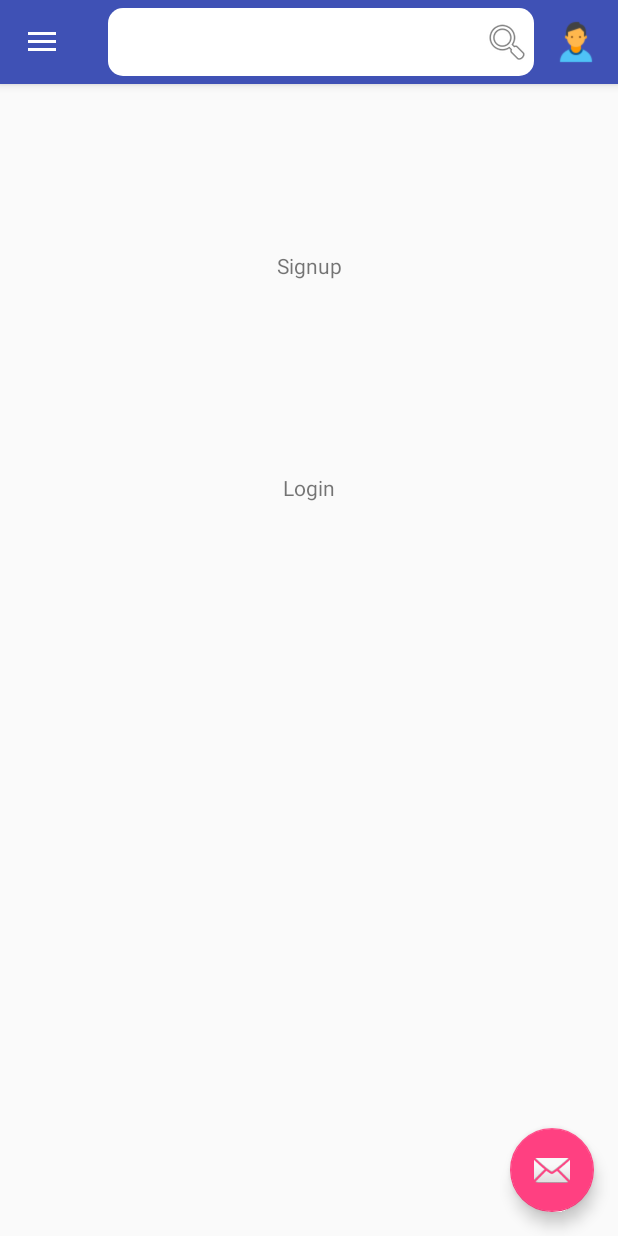
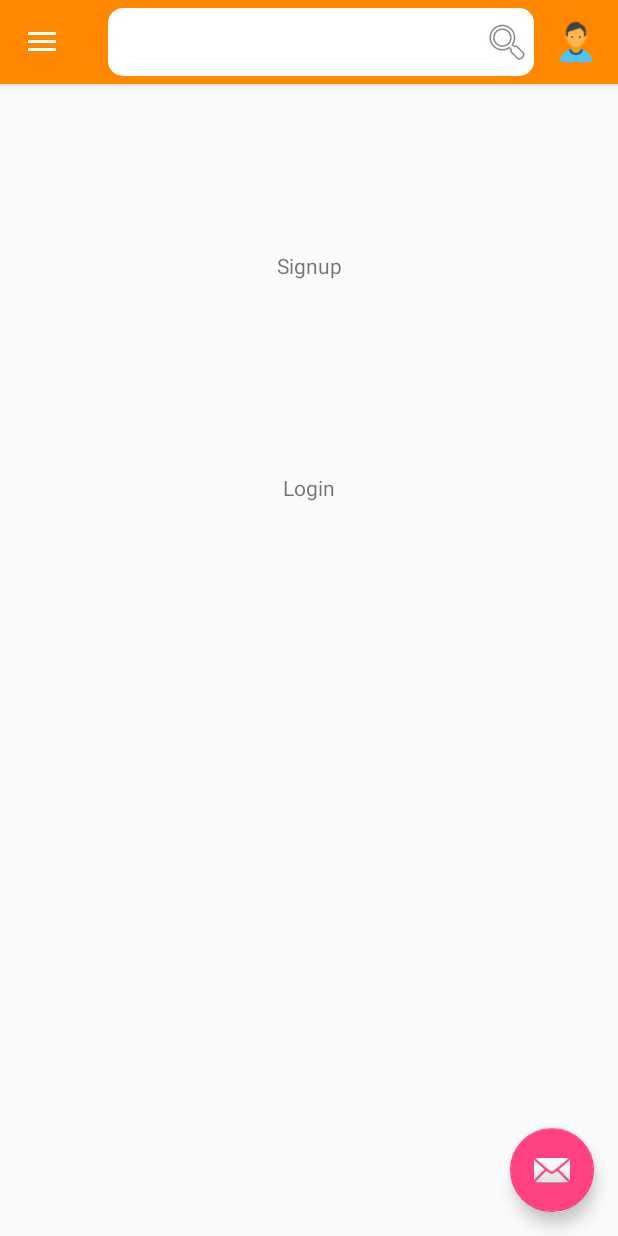
Before and after one commit to hssahdev/EventoxApp, an Android app: the HomeActivity screen opened directly, with no data from a screen before it, on a phone screen of 412 x 824 dp. Run offline under Robolectric (Android 15) with nearby library versions, the phone set to English and light mode, and no system bars.

Commit message:
theme changes

```diff
--- a/app/src/main/AndroidManifest.xml
+++ b/app/src/main/AndroidManifest.xml
@@ -22,7 +22,7 @@
         </activity>
         <activity
             android:name=".LoginActivity"/>
-        <activity android:name=".SignupActivity"></activity>
+        <activity android:name=".SignupActivity"/>
     </application>
 
 </manifest>
--- a/app/src/main/res/values-v21/styles.xml
+++ b/app/src/main/res/values-v21/styles.xml
@@ -3,6 +3,7 @@
     <style name="AppTheme.NoActionBar">
         <item name="windowActionBar">false</item>
         <item name="windowNoTitle">true</item>
-        <item name="android:statusBarColor">@android:color/transparent</item>
+        <item name="android:statusBarColor">#ff8800</item>
+        <item name="colorPrimary">#ff8800</item>
     </style>
 </resources>
--- a/app/src/main/res/values/colors.xml
+++ b/app/src/main/res/values/colors.xml
@@ -2,7 +2,7 @@
 <resources>
     <color name="colorPrimary">#3F51B5</color>
     <color name="colorPrimaryDark">#303F9F</color>
-    <color name="colorAccent">#FF4081</color>
+    <color name="colorAccent">#ff4081</color>
     <color name="white">#FFFFFF</color>
     <color name="darkOrange">#ff8800</color>
 </resources>
--- a/app/src/main/res/values/styles.xml
+++ b/app/src/main/res/values/styles.xml
@@ -3,7 +3,7 @@
     <!-- Base application theme. -->
     <style name="AppTheme" parent="Theme.AppCompat.Light.DarkActionBar">
         <!-- Customize your theme here. -->
-        <item name="colorPrimary">@color/colorPrimary</item>
+        <item name="colorPrimary">@color/darkOrange</item>
         <item name="colorPrimaryDark">@color/colorPrimaryDark</item>
         <item name="colorAccent">@color/colorAccent</item>
         <item name="android:statusBarColor">@color/darkOrange</item>
@@ -12,6 +12,8 @@
     <style name="AppTheme.NoActionBar">
         <item name="windowActionBar">false</item>
         <item name="windowNoTitle">true</item>
+        <item name="colorPrimary">#ff8800</item>
+        <item name="android:statusBarColor">#ff8800</item>
     </style>
 
     <style name="AppTheme.AppBarOverlay" parent="ThemeOverlay.AppCompat.Dark.ActionBar" />
```
